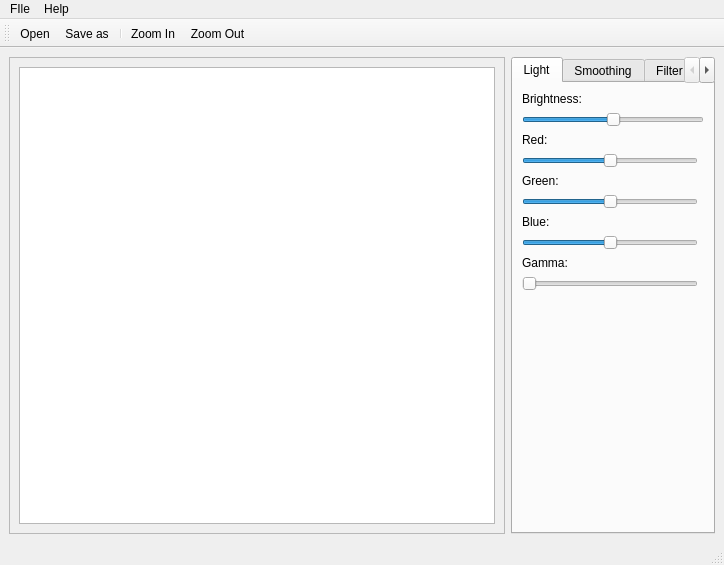
This is gui/maingui.ui in junsee1412/Image-Processing as Qt 5 draws it before an edit. The edited form follows.
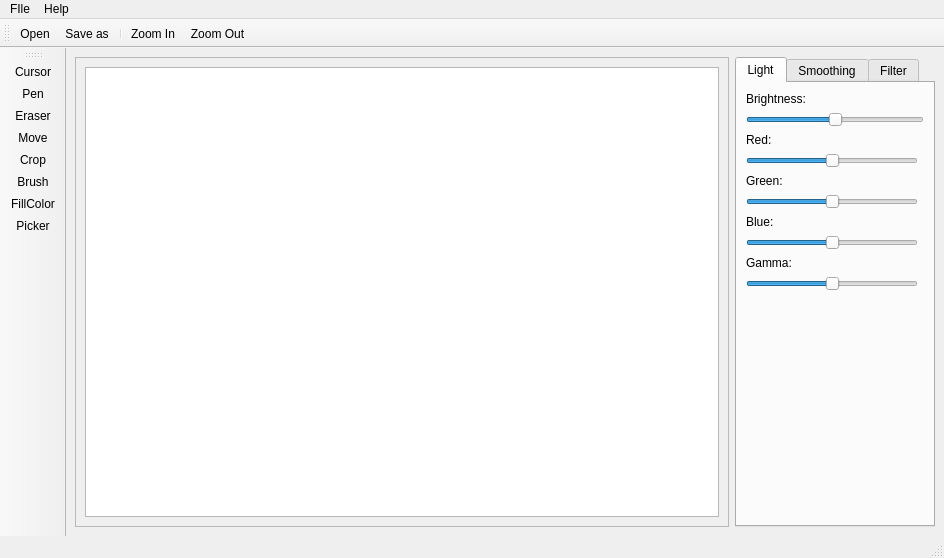
This is the edited form. Icons and pictures are not drawn.

Commit message: new icon, action & add Tools :3

Patch:
```diff
--- a/gui/maingui.ui
+++ b/gui/maingui.ui
@@ -6,8 +6,8 @@
    <rect>
     <x>0</x>
     <y>0</y>
-    <width>724</width>
-    <height>565</height>
+    <width>944</width>
+    <height>558</height>
    </rect>
   </property>
   <property name="windowTitle">
@@ -58,19 +58,6 @@
           </property>
          </widget>
         </item>
-        <item row="9" column="0">
-         <widget class="QSlider" name="sliderGamma">
-          <property name="minimum">
-           <number>1</number>
-          </property>
-          <property name="value">
-           <number>1</number>
-          </property>
-          <property name="orientation">
-           <enum>Qt::Horizontal</enum>
-          </property>
-         </widget>
-        </item>
         <item row="3" column="0">
          <widget class="QSlider" name="sliderRed">
           <property name="minimum">
@@ -159,6 +146,19 @@
           </property>
          </widget>
         </item>
+        <item row="10" column="0">
+         <widget class="QSlider" name="sliderGamma">
+          <property name="minimum">
+           <number>1</number>
+          </property>
+          <property name="value">
+           <number>50</number>
+          </property>
+          <property name="orientation">
+           <enum>Qt::Horizontal</enum>
+          </property>
+         </widget>
+        </item>
        </layout>
       </widget>
       <widget class="QWidget" name="tab_1">
@@ -338,11 +338,6 @@
         </item>
        </layout>
       </widget>
-      <widget class="QWidget" name="tab_4">
-       <attribute name="title">
-        <string>Page</string>
-       </attribute>
-      </widget>
      </widget>
     </item>
     <item row="0" column="0">
@@ -355,8 +350,8 @@
         <rect>
          <x>0</x>
          <y>0</y>
-         <width>482</width>
-         <height>453</height>
+         <width>662</width>
+         <height>446</height>
         </rect>
        </property>
        <layout class="QGridLayout" name="gridLayout_2">
@@ -374,7 +369,7 @@
     <rect>
      <x>0</x>
      <y>0</y>
-     <width>724</width>
+     <width>944</width>
      <height>26</height>
     </rect>
    </property>
@@ -413,6 +408,25 @@
    <addaction name="actionZoom_In"/>
    <addaction name="actionZoom_Out"/>
   </widget>
+  <widget class="QToolBar" name="Tools">
+   <property name="windowTitle">
+    <string>toolBar_2</string>
+   </property>
+   <attribute name="toolBarArea">
+    <enum>LeftToolBarArea</enum>
+   </attribute>
+   <attribute name="toolBarBreak">
+    <bool>false</bool>
+   </attribute>
+   <addaction name="actionCursor"/>
+   <addaction name="actionPen"/>
+   <addaction name="actionEraser"/>
+   <addaction name="actionMove"/>
+   <addaction name="actionCrop"/>
+   <addaction name="actionBrush"/>
+   <addaction name="actionFillColor"/>
+   <addaction name="actionPicker"/>
+  </widget>
   <action name="actionOpen">
    <property name="icon">
     <iconset>
@@ -475,6 +489,78 @@
     <string>Zoom Out</string>
    </property>
   </action>
+  <action name="actionPen">
+   <property name="icon">
+    <iconset>
+     <normaloff>icons/icons8-pencil-drawing-100.png</normaloff>icons/icons8-pencil-drawing-100.png</iconset>
+   </property>
+   <property name="text">
+    <string>Pen</string>
+   </property>
+  </action>
+  <action name="actionPicker">
+   <property name="icon">
+    <iconset>
+     <normaloff>icons/icons8-color-dropper-100.png</normaloff>icons/icons8-color-dropper-100.png</iconset>
+   </property>
+   <property name="text">
+    <string>Picker</string>
+   </property>
+  </action>
+  <action name="actionMove">
+   <property name="icon">
+    <iconset>
+     <normaloff>icons/icons8-move-100.png</normaloff>icons/icons8-move-100.png</iconset>
+   </property>
+   <property name="text">
+    <string>Move</string>
+   </property>
+  </action>
+  <action name="actionFillColor">
+   <property name="icon">
+    <iconset>
+     <normaloff>icons/icons8-paint-bucket-100.png</normaloff>icons/icons8-paint-bucket-100.png</iconset>
+   </property>
+   <property name="text">
+    <string>FillColor</string>
+   </property>
+  </action>
+  <action name="actionCursor">
+   <property name="icon">
+    <iconset>
+     <normaloff>icons/icons8-cursor-100.png</normaloff>icons/icons8-cursor-100.png</iconset>
+   </property>
+   <property name="text">
+    <string>Cursor</string>
+   </property>
+  </action>
+  <action name="actionCrop">
+   <property name="icon">
+    <iconset>
+     <normaloff>icons/icons8-crop-100.png</normaloff>icons/icons8-crop-100.png</iconset>
+   </property>
+   <property name="text">
+    <string>Crop</string>
+   </property>
+  </action>
+  <action name="actionEraser">
+   <property name="icon">
+    <iconset>
+     <normaloff>icons/icons8-eraser-100.png</normaloff>icons/icons8-eraser-100.png</iconset>
+   </property>
+   <property name="text">
+    <string>Eraser</string>
+   </property>
+  </action>
+  <action name="actionBrush">
+   <property name="icon">
+    <iconset>
+     <normaloff>icons/icons8-makeup-brush-100.png</normaloff>icons/icons8-makeup-brush-100.png</iconset>
+   </property>
+   <property name="text">
+    <string>Brush</string>
+   </property>
+  </action>
  </widget>
  <resources/>
  <connections/>
```
Left out of the diff: 20 changed lines with no effect on the pictures. The commit also changes 44 other files.
